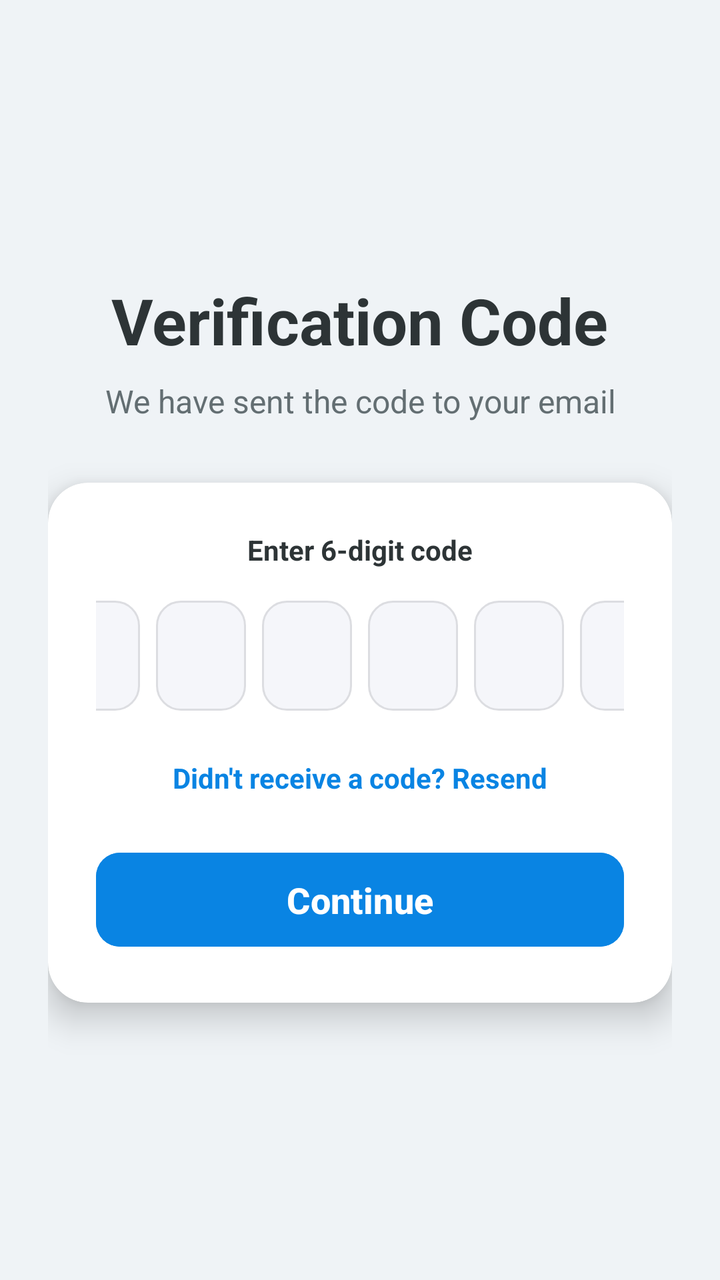
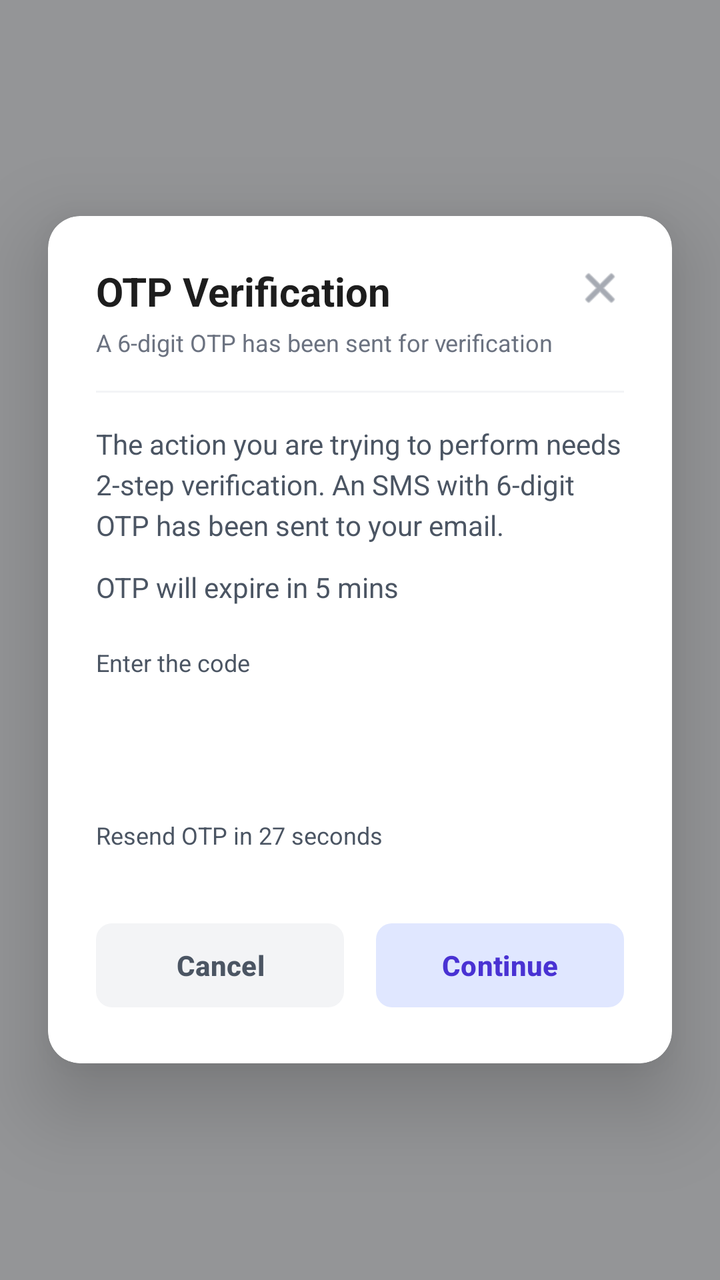

Screens rendered from an Android XML layout before and after an edit, with the pre-edit source and the edit as a unified diff.
<!-- AndroidManifest.xml: application theme Theme.Campus_Sphere -->
<!-- res/layout/activity_otp_verification.xml -->
<?xml version="1.0" encoding="utf-8"?>
<ScrollView xmlns:android="http://schemas.android.com/apk/res/android"
    xmlns:app="http://schemas.android.com/apk/res-auto"
    android:layout_width="match_parent"
    android:layout_height="match_parent"
    android:fillViewport="true"
    android:background="#EFF3F6">

    <LinearLayout
        android:layout_width="match_parent"
        android:layout_height="wrap_content"
        android:orientation="vertical"
        android:padding="24dp"
        android:gravity="center">

        <TextView
            android:layout_width="wrap_content"
            android:layout_height="wrap_content"
            android:text="Verification Code"
            android:textSize="32sp"
            android:textStyle="bold"
            android:textColor="#2D3436"
            android:layout_marginBottom="8dp"/>

        <TextView
            android:layout_width="wrap_content"
            android:layout_height="wrap_content"
            android:text="We have sent the code to your email"
            android:textSize="16sp"
            android:textColor="#636E72"
            android:gravity="center"
            android:layout_marginBottom="30dp"/>

        <androidx.cardview.widget.CardView
            android:layout_width="match_parent"
            android:layout_height="wrap_content"
            app:cardCornerRadius="20dp"
            app:cardElevation="10dp"
            app:cardBackgroundColor="#FFFFFF">

            <LinearLayout
                android:layout_width="match_parent"
                android:layout_height="wrap_content"
                android:orientation="vertical"
                android:padding="24dp"
                android:gravity="center_horizontal">

                <TextView
                    android:layout_width="wrap_content"
                    android:layout_height="wrap_content"
                    android:text="Enter 6-digit code"
                    android:textStyle="bold"
                    android:textColor="#2D3436"
                    android:layout_marginBottom="16dp"/>

                <LinearLayout
                    android:layout_width="match_parent"
                    android:layout_height="wrap_content"
                    android:orientation="horizontal"
                    android:gravity="center"
                    android:layout_marginBottom="24dp">

                    <EditText
                        android:id="@+id/otpDigit1"
                        android:layout_width="45dp"
                        android:layout_height="55dp"
                        android:background="@drawable/bg_otp_box"
                        android:gravity="center"
                        android:inputType="number"
                        android:maxLength="1"
                        android:textColor="#000000"
                        android:textSize="22sp"
                        android:textStyle="bold"
                        android:layout_marginEnd="8dp"/>

                    <EditText
                        android:id="@+id/otpDigit2"
                        android:layout_width="45dp"
                        android:layout_height="55dp"
                        android:background="@drawable/bg_otp_box"
                        android:gravity="center"
                        android:inputType="number"
                        android:maxLength="1"
                        android:textColor="#000000"
                        android:textSize="22sp"
                        android:textStyle="bold"
                        android:layout_marginEnd="8dp"/>

                    <EditText
                        android:id="@+id/otpDigit3"
                        android:layout_width="45dp"
                        android:layout_height="55dp"
                        android:background="@drawable/bg_otp_box"
                        android:gravity="center"
                        android:inputType="number"
                        android:maxLength="1"
                        android:textColor="#000000"
                        android:textSize="22sp"
                        android:textStyle="bold"
                        android:layout_marginEnd="8dp"/>

                    <EditText
                        android:id="@+id/otpDigit4"
                        android:layout_width="45dp"
                        android:layout_height="55dp"
                        android:background="@drawable/bg_otp_box"
                        android:gravity="center"
                        android:inputType="number"
                        android:maxLength="1"
                        android:textColor="#000000"
                        android:textSize="22sp"
                        android:textStyle="bold"
                        android:layout_marginEnd="8dp"/>

                    <EditText
                        android:id="@+id/otpDigit5"
                        android:layout_width="45dp"
                        android:layout_height="55dp"
                        android:background="@drawable/bg_otp_box"
                        android:gravity="center"
                        android:inputType="number"
                        android:maxLength="1"
                        android:textColor="#000000"
                        android:textSize="22sp"
                        android:textStyle="bold"
                        android:layout_marginEnd="8dp"/>

                    <EditText
                        android:id="@+id/otpDigit6"
                        android:layout_width="45dp"
                        android:layout_height="55dp"
                        android:background="@drawable/bg_otp_box"
                        android:gravity="center"
                        android:inputType="number"
                        android:maxLength="1"
                        android:textColor="#000000"
                        android:textSize="22sp"
                        android:textStyle="bold"/>
                </LinearLayout>

                <TextView
                    android:id="@+id/resendCode"
                    android:layout_width="wrap_content"
                    android:layout_height="wrap_content"
                    android:text="Didn't receive a code? Resend"
                    android:textColor="#0984E3"
                    android:textSize="14sp"
                    android:textStyle="bold"
                    android:layout_marginBottom="24dp"/>

                <Button
                    android:id="@+id/verifyOtpBtn"
                    android:layout_width="match_parent"
                    android:layout_height="55dp"
                    android:text="Continue"
                    android:textSize="18sp"
                    android:textStyle="bold"
                    android:textColor="#FFFFFF"
                    android:backgroundTint="#0984E3"
                    app:cornerRadius="12dp"/>

            </LinearLayout>
        </androidx.cardview.widget.CardView>
    </LinearLayout>
</ScrollView>
<!-- resources referenced by this layout -->
<resources>
  <!-- drawable bg_otp_box (drawable) -->
  <?xml version="1.0" encoding="utf-8"?>
  <shape xmlns:android="http://schemas.android.com/apk/res/android">
      <solid android:color="#F5F6FA" />
      <corners android:radius="12dp" />
      <stroke android:width="1dp" android:color="#DCDDE1" />
  </shape>
  <style name="Theme.Campus_Sphere" parent="Base.Theme.Campus_Sphere" />
  <style name="Base.Theme.Campus_Sphere" parent="Theme.Material3.DayNight.NoActionBar">
          
          
      </style>
</resources>

<!-- the commit's change to res/layout/activity_otp_verification.xml (unified diff, before → after) -->
@@ -1,165 +1,228 @@
 <?xml version="1.0" encoding="utf-8"?>
-<ScrollView xmlns:android="http://schemas.android.com/apk/res/android"
+<RelativeLayout xmlns:android="http://schemas.android.com/apk/res/android"
     xmlns:app="http://schemas.android.com/apk/res-auto"
     android:layout_width="match_parent"
     android:layout_height="match_parent"
-    android:fillViewport="true"
-    android:background="#EFF3F6">
-
-    <LinearLayout
+    android:background="#66000000">
+
+    <androidx.cardview.widget.CardView
         android:layout_width="match_parent"
         android:layout_height="wrap_content"
-        android:orientation="vertical"
-        android:padding="24dp"
-        android:gravity="center">
-
-        <TextView
-            android:layout_width="wrap_content"
-            android:layout_height="wrap_content"
-            android:text="Verification Code"
-            android:textSize="32sp"
-            android:textStyle="bold"
-            android:textColor="#2D3436"
-            android:layout_marginBottom="8dp"/>
-
-        <TextView
-            android:layout_width="wrap_content"
-            android:layout_height="wrap_content"
-            android:text="We have sent the code to your email"
-            android:textSize="16sp"
-            android:textColor="#636E72"
-            android:gravity="center"
-            android:layout_marginBottom="30dp"/>
-
-        <androidx.cardview.widget.CardView
+        android:layout_centerInParent="true"
+        android:layout_marginHorizontal="24dp"
+        app:cardCornerRadius="16dp"
+        app:cardElevation="24dp"
+        app:cardBackgroundColor="#FFFFFF">
+
+        <LinearLayout
             android:layout_width="match_parent"
             android:layout_height="wrap_content"
-            app:cardCornerRadius="20dp"
-            app:cardElevation="10dp"
-            app:cardBackgroundColor="#FFFFFF">
-
-            <LinearLayout
-                android:layout_width="match_parent"
-                android:layout_height="wrap_content"
-                android:orientation="vertical"
-                android:padding="24dp"
-                android:gravity="center_horizontal">
-
-                <TextView
+            android:orientation="vertical"
+            android:padding="24dp">
+
+            
+            <RelativeLayout
+                android:layout_width="match_parent"
+                android:layout_height="wrap_content">
+
+                <LinearLayout
                     android:layout_width="wrap_content"
                     android:layout_height="wrap_content"
-                    android:text="Enter 6-digit code"
-                    android:textStyle="bold"
-                    android:textColor="#2D3436"
-                    android:layout_marginBottom="16dp"/>
-
-                <LinearLayout
-                    android:layout_width="match_parent"
-                    android:layout_height="wrap_content"
-                    android:orientation="horizontal"
-                    android:gravity="center"
-                    android:layout_marginBottom="24dp">
-
-                    <EditText
-                        android:id="@+id/otpDigit1"
-                        android:layout_width="45dp"
-                        android:layout_height="55dp"
-                        android:background="@drawable/bg_otp_box"
-                        android:gravity="center"
-                        android:inputType="number"
-                        android:maxLength="1"
-                        android:textColor="#000000"
-                        android:textSize="22sp"
-                        android:textStyle="bold"
-                        android:layout_marginEnd="8dp"/>
-
-                    <EditText
-                        android:id="@+id/otpDigit2"
-                        android:layout_width="45dp"
-                        android:layout_height="55dp"
-                        android:background="@drawable/bg_otp_box"
-                        android:gravity="center"
-                        android:inputType="number"
-                        android:maxLength="1"
-                        android:textColor="#000000"
-                        android:textSize="22sp"
-                        android:textStyle="bold"
-                        android:layout_marginEnd="8dp"/>
-
-                    <EditText
-                        android:id="@+id/otpDigit3"
-                        android:layout_width="45dp"
-                        android:layout_height="55dp"
-                        android:background="@drawable/bg_otp_box"
-                        android:gravity="center"
-                        android:inputType="number"
-                        android:maxLength="1"
-                        android:textColor="#000000"
-                        android:textSize="22sp"
-                        android:textStyle="bold"
-                        android:layout_marginEnd="8dp"/>
-
-                    <EditText
-                        android:id="@+id/otpDigit4"
-                        android:layout_width="45dp"
-                        android:layout_height="55dp"
-                        android:background="@drawable/bg_otp_box"
-                        android:gravity="center"
-                        android:inputType="number"
-                        android:maxLength="1"
-                        android:textColor="#000000"
-                        android:textSize="22sp"
-                        android:textStyle="bold"
-                        android:layout_marginEnd="8dp"/>
-
-                    <EditText
-                        android:id="@+id/otpDigit5"
-                        android:layout_width="45dp"
-                        android:layout_height="55dp"
-                        android:background="@drawable/bg_otp_box"
-                        android:gravity="center"
-                        android:inputType="number"
-                        android:maxLength="1"
-                        android:textColor="#000000"
-                        android:textSize="22sp"
-                        android:textStyle="bold"
-                        android:layout_marginEnd="8dp"/>
-
-                    <EditText
-                        android:id="@+id/otpDigit6"
-                        android:layout_width="45dp"
-                        android:layout_height="55dp"
-                        android:background="@drawable/bg_otp_box"
-                        android:gravity="center"
-                        android:inputType="number"
-                        android:maxLength="1"
-                        android:textColor="#000000"
-                        android:textSize="22sp"
-                        android:textStyle="bold"/>
+                    android:orientation="vertical">
+
+                    <TextView
+                        android:layout_width="wrap_content"
+                        android:layout_height="wrap_content"
+                        android:text="OTP Verification"
+                        android:textSize="20sp"
+                        android:textColor="#1D1D1D"
+                        android:textStyle="bold" />
+
+                    <TextView
+                        android:layout_width="wrap_content"
+                        android:layout_height="wrap_content"
+                        android:layout_marginTop="4dp"
+                        android:text="A 6-digit OTP has been sent for verification"
+                        android:textColor="#6B7280"
+                        android:textSize="12sp" />
                 </LinearLayout>
 
-                <TextView
-                    android:id="@+id/resendCode"
-                    android:layout_width="wrap_content"
-                    android:layout_height="wrap_content"
-                    android:text="Didn't receive a code? Resend"
-                    android:textColor="#0984E3"
+                <ImageView
+                    android:id="@+id/btnClose"
+                    android:layout_width="24dp"
+                    android:layout_height="24dp"
+                    android:layout_alignParentEnd="true"
+                    android:src="@android:drawable/ic_menu_close_clear_cancel"
+                    app:tint="#6B7280" />
+            </RelativeLayout>
+
+            <View
+                android:layout_width="match_parent"
+                android:layout_height="1dp"
+                android:background="#F3F4F6"
+                android:layout_marginTop="16dp"
+                android:layout_marginBottom="16dp"/>
+
+            
+            <TextView
+                android:layout_width="match_parent"
+                android:layout_height="wrap_content"
+                android:text="The action you are trying to perform needs 2-step verification. An SMS with 6-digit OTP has been sent to your email."
+                android:textColor="#4B5563"
+                android:textSize="14sp"
+                android:lineSpacingExtra="4dp"/>
+
+            <TextView
+                android:layout_width="wrap_content"
+                android:layout_height="wrap_content"
+                android:layout_marginTop="12dp"
+                android:text="OTP will expire in 5 mins"
+                android:textColor="#4B5563"
+                android:textSize="14sp" />
+
+            
+            <TextView
+                android:layout_width="wrap_content"
+                android:layout_height="wrap_content"
+                android:layout_marginTop="20dp"
+                android:text="Enter the code"
+                android:textColor="#4B5563"
+                android:textSize="12sp" />
+
+            <LinearLayout
+                android:layout_width="match_parent"
+                android:layout_height="wrap_content"
+                android:orientation="horizontal"
+                android:layout_marginTop="8dp"
+                android:weightSum="6">
+
+                <EditText
+                    android:id="@+id/otpDigit1"
+                    android:layout_width="0dp"
+                    android:layout_weight="1"
+                    android:layout_height="50dp"
+                    android:background="@drawable/bg_rounded_border"
+                    android:gravity="center"
+                    android:inputType="number"
+                    android:maxLength="1"
+                    android:textColor="#111827"
+                    android:textSize="20sp"
+                    android:layout_marginEnd="6dp"/>
+
+                <EditText
+                    android:id="@+id/otpDigit2"
+                    android:layout_width="0dp"
+                    android:layout_weight="1"
+                    android:layout_height="50dp"
+                    android:background="@drawable/bg_rounded_border"
+                    android:gravity="center"
+                    android:inputType="number"
+                    android:maxLength="1"
+                    android:textColor="#111827"
+                    android:textSize="20sp"
+                    android:layout_marginEnd="6dp"/>
+
+                <EditText
+                    android:id="@+id/otpDigit3"
+                    android:layout_width="0dp"
+                    android:layout_weight="1"
+                    android:layout_height="50dp"
+                    android:background="@drawable/bg_rounded_border"
+                    android:gravity="center"
+                    android:inputType="number"
+                    android:maxLength="1"
+                    android:textColor="#111827"
+                    android:textSize="20sp"
+                    android:layout_marginEnd="6dp"/>
+
+                <EditText
+                    android:id="@+id/otpDigit4"
+                    android:layout_width="0dp"
+                    android:layout_weight="1"
+                    android:layout_height="50dp"
+                    android:background="@drawable/bg_rounded_border"
+                    android:gravity="center"
+                    android:inputType="number"
+                    android:maxLength="1"
+                    android:textColor="#111827"
+                    android:textSize="20sp"
+                    android:layout_marginEnd="6dp"/>
+
+                <EditText
+                    android:id="@+id/otpDigit5"
+                    android:layout_width="0dp"
+                    android:layout_weight="1"
+                    android:layout_height="50dp"
+                    android:background="@drawable/bg_rounded_border"
+                    android:gravity="center"
+                    android:inputType="number"
+                    android:maxLength="1"
+                    android:textColor="#111827"
+                    android:textSize="20sp"
+                    android:layout_marginEnd="6dp"/>
+
+                <EditText
+                    android:id="@+id/otpDigit6"
+                    android:layout_width="0dp"
+                    android:layout_weight="1"
+                    android:layout_height="50dp"
+                    android:background="@drawable/bg_rounded_border"
+                    android:gravity="center"
+                    android:inputType="number"
+                    android:maxLength="1"
+                    android:textColor="#111827"
+                    android:textSize="20sp"/>
+            </LinearLayout>
+
+            <TextView
+                android:id="@+id/resendCode"
+                android:layout_width="wrap_content"
+                android:layout_height="wrap_content"
+                android:layout_marginTop="12dp"
+                android:text="Resend OTP in 27 seconds"
+                android:textColor="#4B5563"
+                android:textSize="12sp" />
+
+            
+            <LinearLayout
+                android:layout_width="match_parent"
+                android:layout_height="wrap_content"
+                android:orientation="horizontal"
+                android:layout_marginTop="32dp"
+                android:weightSum="2">
+
+                <com.google.android.material.button.MaterialButton
+                    android:id="@+id/btnCancel"
+                    android:layout_width="0dp"
+                    android:layout_weight="1"
+                    android:layout_height="50dp"
+                    android:text="Cancel"
+                    android:textColor="#4B5563"
                     android:textSize="14sp"
                     android:textStyle="bold"
-                    android:layout_marginBottom="24dp"/>
-
-                <Button
+                    android:textAllCaps="false"
+                    app:backgroundTint="#F3F4F6"
+                    app:cornerRadius="8dp"
+                    app:elevation="0dp"
+                    android:layout_marginEnd="8dp"/>
+
+                <com.google.android.material.button.MaterialButton
                     android:id="@+id/verifyOtpBtn"
-                    android:layout_width="match_parent"
-                    android:layout_height="55dp"
+                    android:layout_width="0dp"
+                    android:layout_weight="1"
+                    android:layout_height="50dp"
                     android:text="Continue"
-                    android:textSize="18sp"
+                    android:textColor="#4932D3"
+                    android:textSize="14sp"
                     android:textStyle="bold"
-                    android:textColor="#FFFFFF"
-                    android:backgroundTint="#0984E3"
-                    app:cornerRadius="12dp"/>
+                    android:textAllCaps="false"
+                    app:backgroundTint="#E0E7FF"
+                    app:cornerRadius="8dp"
+                    app:elevation="0dp"
+                    android:layout_marginStart="8dp"/>
 
             </LinearLayout>
-        </androidx.cardview.widget.CardView>
-    </LinearLayout>
-</ScrollView>
+
+        </LinearLayout>
+    </androidx.cardview.widget.CardView>
+</RelativeLayout>
<!-- resource entries referenced after the edit -->
@@ -1,16 +1,32 @@
 <!-- resources referenced by this layout -->
 <resources>
-  <!-- drawable bg_otp_box (drawable) -->
+  <!-- drawable bg_rounded_border (drawable) -->
   <?xml version="1.0" encoding="utf-8"?>
   <shape xmlns:android="http://schemas.android.com/apk/res/android">
-      <solid android:color="#F5F6FA" />
-      <corners android:radius="12dp" />
-      <stroke android:width="1dp" android:color="#DCDDE1" />
-  </shape>
+      <stroke android:width="1dp" android:color="#FFFFFF"/>
+      <corners android:radius="8dp"/>
+      <solid android:color="#00000000"/> </shape>
   <style name="Theme.Campus_Sphere" parent="Base.Theme.Campus_Sphere" />
   <style name="Base.Theme.Campus_Sphere" parent="Theme.Material3.DayNight.NoActionBar">
-          
-          
+          <item name="colorPrimary">@color/app_primary</item>
+          <item name="colorOnPrimary">@color/app_on_primary</item>
+          <item name="colorPrimaryContainer">@color/app_primary_container</item>
+          <item name="colorSecondary">@color/app_secondary</item>
+          <item name="colorSecondaryContainer">@color/app_secondary_container</item>
+          <item name="colorSurface">@color/app_surface</item>
+          <item name="colorOnSurface">@color/app_on_surface</item>
+          <item name="colorError">@color/app_error</item>
+          <item name="android:windowBackground">@color/app_background</item>
+          <item name="android:navigationBarColor">@color/app_surface</item>
       </style>
+  <color name="app_primary">#0B3D91</color>
+  <color name="app_on_primary">#FFFFFF</color>
+  <color name="app_primary_container">#DCE7FF</color>
+  <color name="app_secondary">#00B894</color>
+  <color name="app_secondary_container">#D6FFF4</color>
+  <color name="app_surface">#FFFFFF</color>
+  <color name="app_on_surface">#1F2937</color>
+  <color name="app_error">#D63031</color>
+  <color name="app_background">#F6F7FB</color>
 </resources>
 
